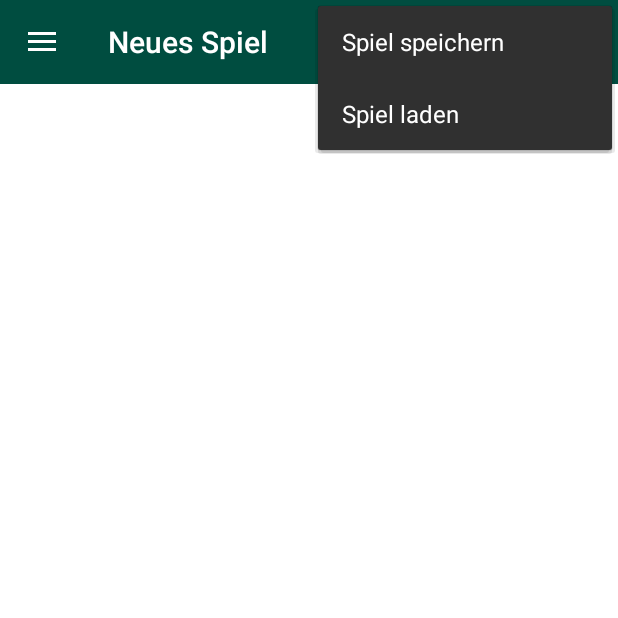
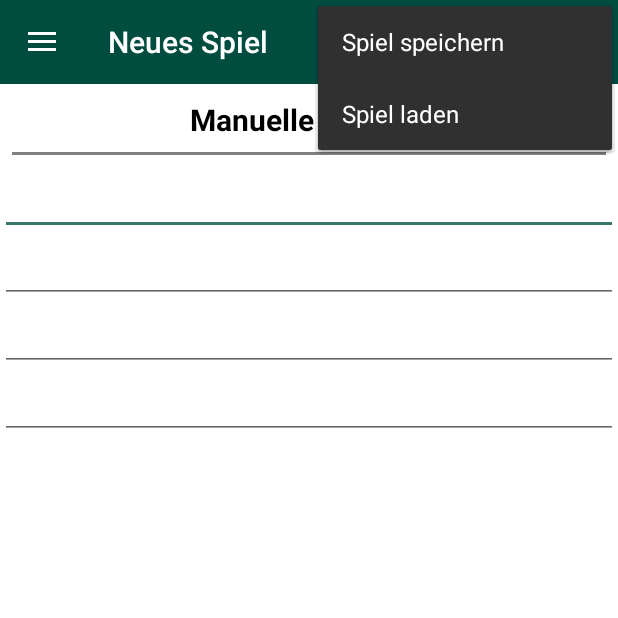
Before and after one commit to M-Schenk-91/schafkopf-calculator, an Android app: the fragment CustomValueInputFragment placed in its activity, with the options menu open, on a phone screen of 412 x 824 dp, the top half of it. Run offline under Robolectric (Android 15) with nearby library versions, the phone set to English and light mode, and no system bars; libraries missing offline, so code that uses them is left out: com.github.mikephil.charting.

Commit message:
Manuelle Eingabe weiter

```diff
--- a/SchafkopfCalculator/app/src/main/res/layout/fragment_dialog_custom_value_input.xml
+++ b/SchafkopfCalculator/app/src/main/res/layout/fragment_dialog_custom_value_input.xml
@@ -3,4 +3,52 @@
     android:orientation="vertical" android:layout_width="match_parent"
     android:layout_height="match_parent">
 
+    <TextView
+        android:layout_width="match_parent"
+        android:layout_height="wrap_content"
+        android:layout_marginTop="10dp"
+
+        android:text="Manuelle Eingabe"
+        android:textAlignment="center"
+        android:textColor="@color/black"
+        android:textSize="20sp"
+        android:textStyle="bold" />
+
+    <View
+        android:layout_width="match_parent"
+        android:layout_height="2dp"
+        android:background="@color/colorSeparator"
+        android:layout_marginTop="8dp"
+        android:layout_marginRight="8dp"
+        android:layout_marginLeft="8dp"
+        android:layout_marginBottom="8dp"/>
+
+    <EditText
+        android:id="@+id/editText2"
+        android:layout_width="match_parent"
+        android:layout_height="wrap_content"
+        android:ems="10"
+        android:inputType="numberSigned" />
+
+    <EditText
+        android:id="@+id/editText3"
+        android:layout_width="match_parent"
+        android:layout_height="wrap_content"
+        android:ems="10"
+        android:inputType="numberSigned" />
+
+    <EditText
+        android:id="@+id/editText4"
+        android:layout_width="match_parent"
+        android:layout_height="wrap_content"
+        android:ems="10"
+        android:inputType="numberSigned" />
+
+    <EditText
+        android:id="@+id/editText5"
+        android:layout_width="match_parent"
+        android:layout_height="wrap_content"
+        android:ems="10"
+        android:inputType="numberSigned" />
+
 </LinearLayout>
```
